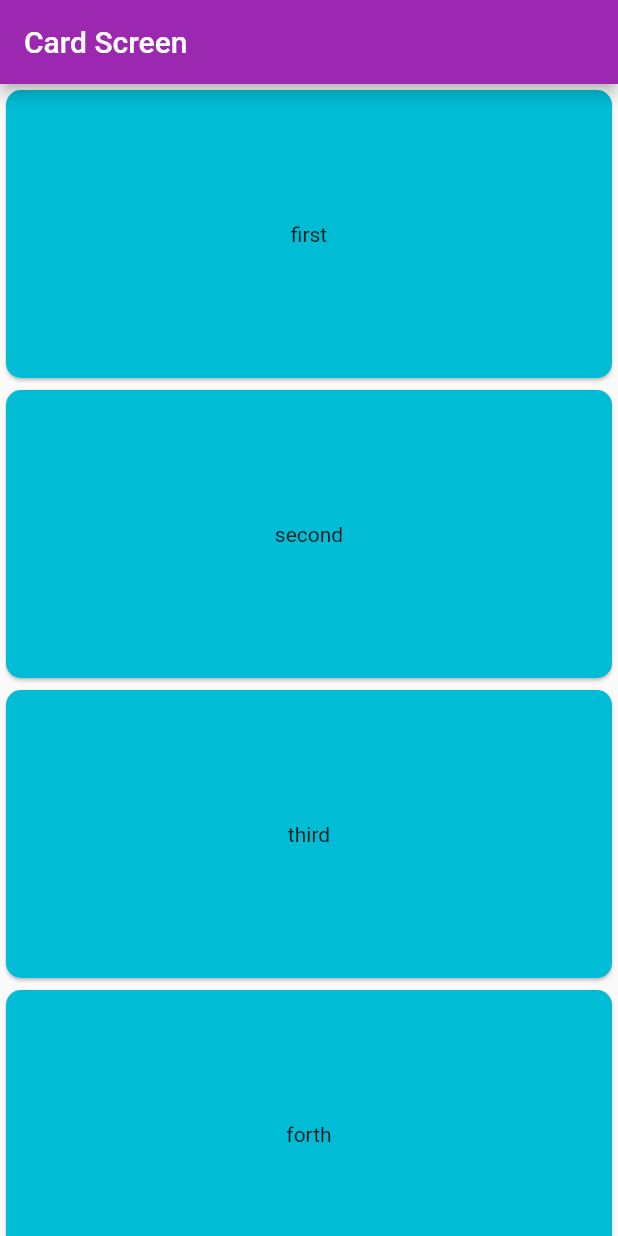
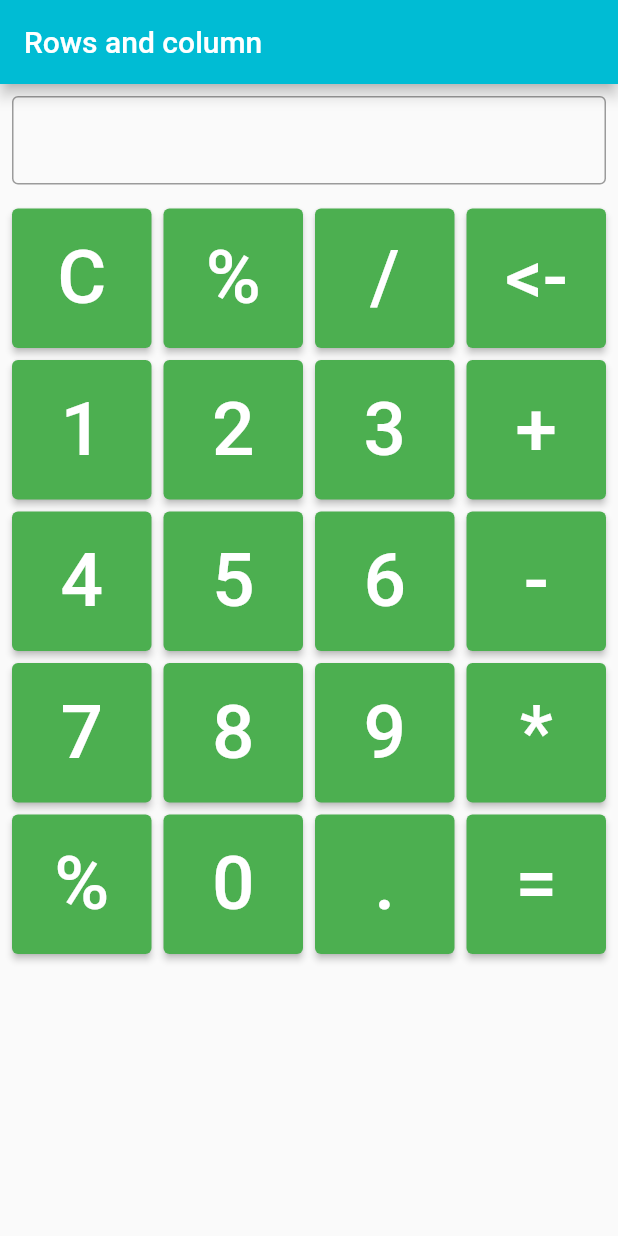
Before and after one commit to Aayushnepal09/flutter_firstapp, a Flutter app: the screen it shows after launch, on a phone screen of 412 x 824 dp. Run offline on Flutter 3.47's test engine with Material 2 defaults, Android fonts, the phone set to English and light mode, and no system bars; our stand-ins replace fluttertoast, motion_toast; missing offline and left inert: dropdown_plus.

Commit message:
Calculator

```diff
--- /dev/null
+++ b/lib/class/calculatorApp.dart
@@ -0,0 +1,80 @@
+import 'package:flutter/material.dart';
+
+// column : children TextField
+// grid view
+
+class CalculatorScreen extends StatefulWidget {
+  const CalculatorScreen({super.key});
+
+  @override
+  State<CalculatorScreen> createState() => _CalculatorScreenState();
+}
+
+class _CalculatorScreenState extends State<CalculatorScreen> {
+  int first = 0, second = 0;
+  final _textEditingController = TextEditingController();
+  final String _operator = '';
+  final List<String> _numbers = [
+    'C',
+    '%',
+    '/',
+    '<-',
+    '1',
+    '2',
+    '3',
+    '+',
+    '4',
+    '5',
+    '6',
+    '-',
+    '7',
+    '8',
+    '9',
+    '*',
+    '%',
+    '0',
+    '.',
+    '='
+  ];
+  @override
+  Widget build(BuildContext context) {
+    return Scaffold(
+      appBar: AppBar(
+        backgroundColor: Colors.cyan,
+        title: const Text('Rows and column'),
+      ),
+      body: Column(children: [
+        const Padding(
+          padding: EdgeInsets.all(8.0),
+          child: TextField(
+            decoration: InputDecoration(
+              border: OutlineInputBorder(),
+            ),
+          ),
+        ),
+        Expanded(
+          child: GridView.count(
+              padding: const EdgeInsets.all(8.0),
+              crossAxisSpacing: 8,
+              mainAxisSpacing: 8,
+              crossAxisCount: 4,
+              children: [
+                for (int i = 0; i < _numbers.length; i++) ...{
+                  SizedBox(
+                    child: ElevatedButton(
+                      onPressed: () {},
+                      style: ElevatedButton.styleFrom(
+                          backgroundColor: Colors.green),
+                      child: Text(
+                        _numbers[i],
+                        style: const TextStyle(fontSize: 50),
+                      ),
+                    ),
+                  ),
+                }
+              ]),
+        ),
+      ]),
+    );
+  }
+}
```
Also changed, not shown: lib/class/cardScreen.dart (+9 -2 lines), lib/class/grid_screen.dart (added, +47 -0 lines), lib/main.dart (+5 -2 lines).
